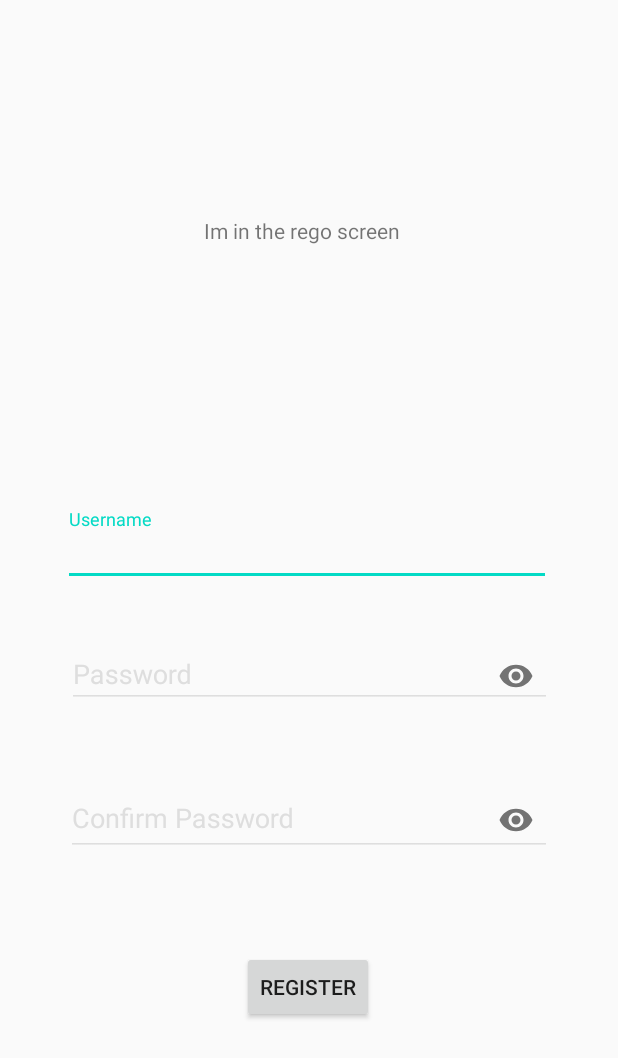
After one commit to colliflowerz/Wonders, an Android app: the RegistrationPage screen opened directly, with no data from a screen before it, on a phone screen of 412 x 824 dp. The commit adds this screen. Shown: the top 1058 px of the screen. Run offline under Robolectric (Android 15) with nearby library versions, the phone set to English and light mode, and no system bars; our stand-ins replace Room's generated code.

Commit message:
-Added rego page

```diff
--- a/app/src/main/AndroidManifest.xml
+++ b/app/src/main/AndroidManifest.xml
@@ -16,6 +16,7 @@
         android:roundIcon="@mipmap/ic_launcher_round"
         android:supportsRtl="true"
         android:theme="@style/AppTheme">
+        <activity android:name=".RegistrationPage"></activity>
         <activity android:name=".LoginScreen">
             <intent-filter>
                 <action android:name="android.intent.action.MAIN" />
@@ -47,8 +48,7 @@
         <activity android:name=".ListOfWonders" />
         <activity android:name=".quizFiles.QuizActivity" />
         <activity android:name=".DetailActivity" />
-        <activity android:name=".MainActivity">
-        </activity>
+        <activity android:name=".MainActivity"></activity>
     </application>
 
 </manifest>
--- /dev/null
+++ b/app/src/main/java/com/example/wonders/RegistrationPage.java
@@ -0,0 +1,66 @@
+package com.example.wonders;
+
+import androidx.appcompat.app.AppCompatActivity;
+
+import android.content.Intent;
+import android.os.Bundle;
+import android.view.View;
+import android.widget.Button;
+import android.widget.Toast;
+
+import com.google.android.material.textfield.TextInputLayout;
+
+public class RegistrationPage extends AppCompatActivity {
+
+    //public final static String NEW_USERNAME = "";
+    //public final static String NEW_PASSWORD = "";
+
+    public static TextInputLayout regUsername;
+    public TextInputLayout regPassword;
+    public TextInputLayout regPasswordConfirm;
+    public Button regBtn;
+
+    @Override
+    protected void onCreate(Bundle savedInstanceState) {
+        super.onCreate(savedInstanceState);
+        setContentView(R.layout.activity_registration_page);
+
+        SessionData.createDB(this.getApplicationContext());
+
+        regUsername = findViewById(R.id.regUsername);
+        regPassword = findViewById(R.id.regPassword);
+        regPasswordConfirm = findViewById(R.id.regPasswordConfirm);
+        regBtn = findViewById(R.id.regBtn);
+
+        regBtn.setOnClickListener(new View.OnClickListener() {
+            @Override
+            public void onClick(View v) {
+                if (usernameDoesntExist()) {
+                    if (regUsername.getEditText().getText().toString().equals("")) {
+                        Toast.makeText(getApplicationContext(), "Username field empty!", Toast.LENGTH_SHORT).show();
+                    } else if (regPassword.getEditText().getText().toString().equals("")) {
+                        Toast.makeText(getApplicationContext(), "Password Field empty!", Toast.LENGTH_SHORT).show();
+                    } else if (regPassword.getEditText().getText().toString().equals(regPasswordConfirm.getEditText().getText().toString()) == false) {
+                        Toast.makeText(getApplicationContext(), "Password does not match!", Toast.LENGTH_SHORT).show();
+                    } else {
+                        User user = new User(regUsername.getEditText().getText().toString(), regPasswordConfirm.getEditText().getText().toString());
+                        SessionData.mUserDatabase.userDao().insertOneUser(user);
+                        Toast.makeText(getApplicationContext(), "Registration Successful!", Toast.LENGTH_SHORT).show();
+                        Intent intent = new Intent(getApplicationContext(), LoginScreen.class);
+                        startActivity(intent);
+                    }
+                } else {
+                    Toast.makeText(getApplicationContext(), "Username already exists!", Toast.LENGTH_LONG).show();
+                }
+            }
+        });
+
+    }
+
+    public static Boolean usernameDoesntExist() {
+        if (SessionData.mUserDatabase.userDao().returnUserByUserName(regUsername.getEditText().getText().toString()) != null) {
+            return false;
+        }
+        return true;
+    }
+}
--- a/app/src/main/java/com/example/wonders/User.java
+++ b/app/src/main/java/com/example/wonders/User.java
@@ -2,6 +2,7 @@ package com.example.wonders;
 
 import androidx.annotation.NonNull;
 import androidx.room.Entity;
+import androidx.room.Ignore;
 import androidx.room.PrimaryKey;
 
 @Entity
@@ -13,7 +14,12 @@ public class User {
     private String firstName;
     private String lastName;
 
+    public User(@NonNull String username, String password) {
+        this.username = username;
+        this.password = password;
+    }
 
+    @Ignore
     public User(@NonNull String username, String password, String firstName, String lastName) {
         this.username = username;
         this.password = password;
--- /dev/null
+++ b/app/src/main/res/layout/activity_registration_page.xml
@@ -0,0 +1,79 @@
+<?xml version="1.0" encoding="utf-8"?>
+<androidx.constraintlayout.widget.ConstraintLayout xmlns:android="http://schemas.android.com/apk/res/android"
+    xmlns:app="http://schemas.android.com/apk/res-auto"
+    xmlns:tools="http://schemas.android.com/tools"
+    android:layout_width="match_parent"
+    android:layout_height="match_parent"
+    tools:context=".RegistrationPage">
+
+    <TextView
+        android:id="@+id/textView2"
+        android:layout_width="wrap_content"
+        android:layout_height="wrap_content"
+        android:layout_marginStart="136dp"
+        android:layout_marginTop="144dp"
+        android:text="Im in the rego screen"
+        app:layout_constraintStart_toStartOf="parent"
+        app:layout_constraintTop_toTopOf="parent" />
+
+    <com.google.android.material.textfield.TextInputLayout
+        android:id="@+id/regUsername"
+        android:layout_width="325dp"
+        android:layout_height="51dp"
+        android:layout_marginTop="176dp"
+        app:layout_constraintEnd_toEndOf="parent"
+        app:layout_constraintHorizontal_bias="0.488"
+        app:layout_constraintStart_toStartOf="parent"
+        app:layout_constraintTop_toBottomOf="@+id/textView2">
+
+        <com.google.android.material.textfield.TextInputEditText
+            android:layout_width="match_parent"
+            android:layout_height="wrap_content"
+            android:hint="Username" />
+    </com.google.android.material.textfield.TextInputLayout>
+
+    <com.google.android.material.textfield.TextInputLayout
+        android:id="@+id/regPassword"
+        android:layout_width="323dp"
+        android:layout_height="53dp"
+        android:layout_marginTop="28dp"
+        app:layout_constraintEnd_toEndOf="parent"
+        app:layout_constraintStart_toStartOf="parent"
+        app:layout_constraintTop_toBottomOf="@+id/regUsername"
+        app:passwordToggleEnabled="true">
+
+        <com.google.android.material.textfield.TextInputEditText
+            android:layout_width="match_parent"
+            android:layout_height="wrap_content"
+            android:inputType="textPassword"
+            android:hint="Password" />
+    </com.google.android.material.textfield.TextInputLayout>
+
+    <com.google.android.material.textfield.TextInputLayout
+        android:id="@+id/regPasswordConfirm"
+        android:layout_width="324dp"
+        android:layout_height="62dp"
+        android:layout_marginTop="40dp"
+        app:layout_constraintEnd_toEndOf="parent"
+        app:layout_constraintStart_toStartOf="parent"
+        app:layout_constraintTop_toBottomOf="@+id/regPassword"
+        app:passwordToggleEnabled="true">
+
+        <com.google.android.material.textfield.TextInputEditText
+            android:layout_width="match_parent"
+            android:layout_height="wrap_content"
+            android:inputType="textPassword"
+            android:hint="Confirm Password" />
+    </com.google.android.material.textfield.TextInputLayout>
+
+    <Button
+        android:id="@+id/regBtn"
+        android:layout_width="wrap_content"
+        android:layout_height="wrap_content"
+        android:layout_marginTop="60dp"
+        android:text="Register"
+        app:layout_constraintEnd_toEndOf="parent"
+        app:layout_constraintHorizontal_bias="0.498"
+        app:layout_constraintStart_toStartOf="parent"
+        app:layout_constraintTop_toBottomOf="@+id/regPasswordConfirm" />
+</androidx.constraintlayout.widget.ConstraintLayout>
--- a/build.gradle
+++ b/build.gradle
@@ -8,7 +8,7 @@ buildscript {
 
     }
     dependencies {
-        classpath 'com.android.tools.build:gradle:3.6.1'
+        classpath 'com.android.tools.build:gradle:3.6.3'
 
 
         // NOTE: Do not place your application dependencies here; they belong
```
Also changed, not shown: app/src/main/java/com/example/wonders/LoginScreen.java (+13 -0 lines), app/src/main/res/layout/activity_login_screen.xml (+12 -5 lines).
